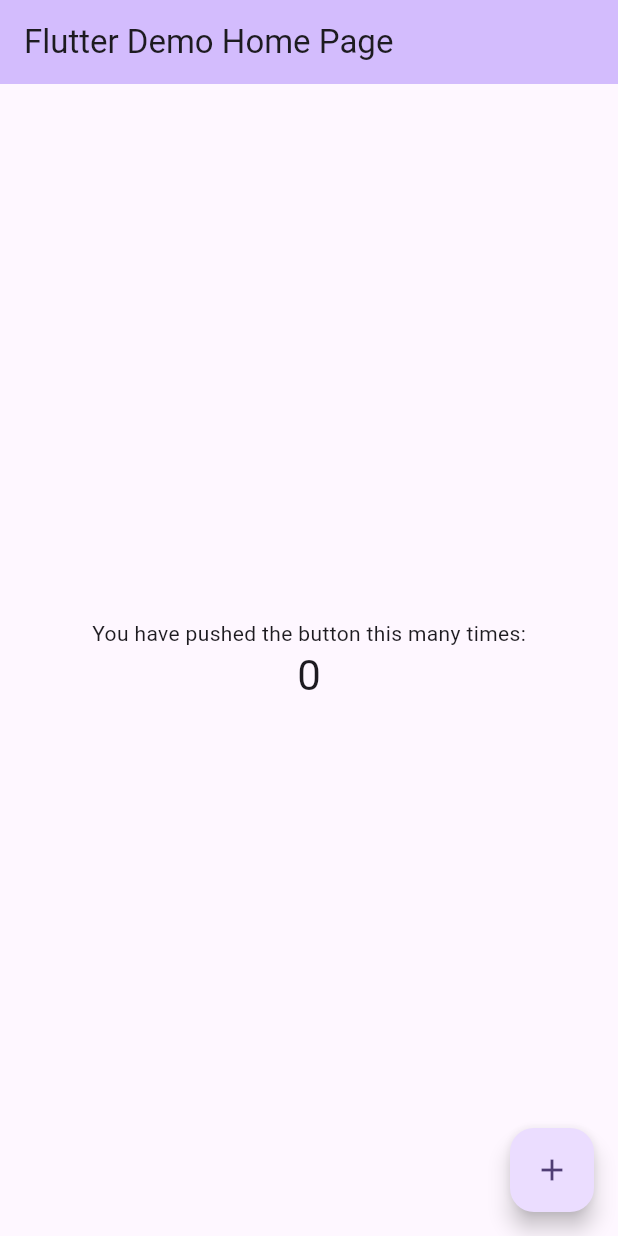
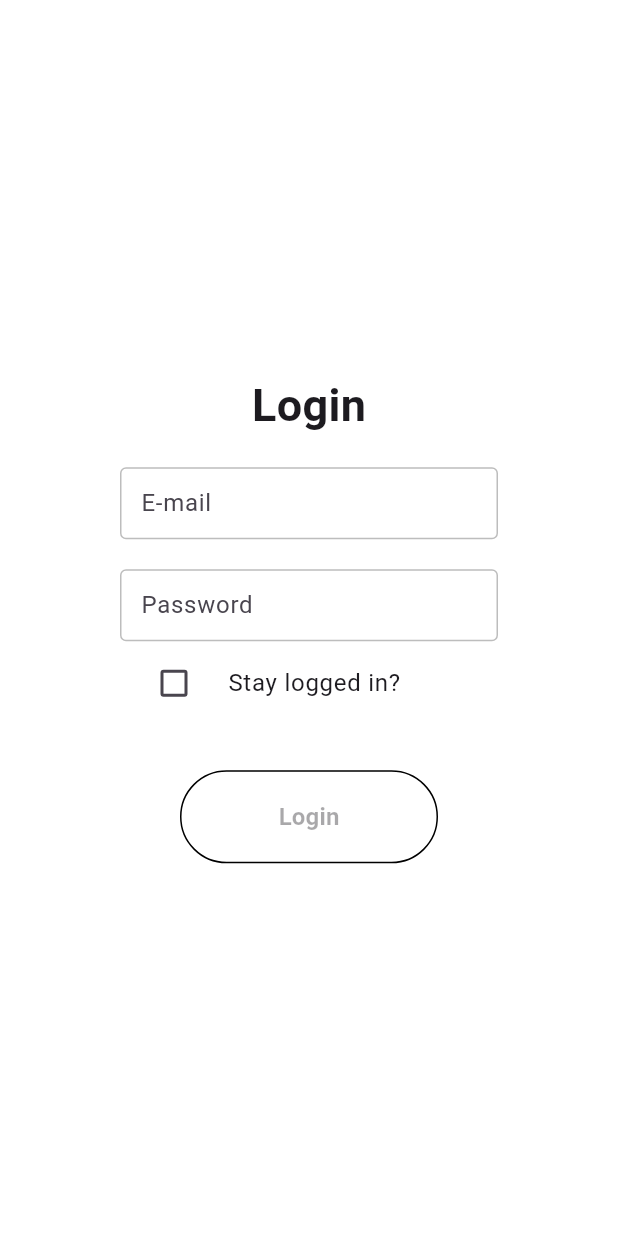
Before and after one commit to InventoryAssistant/inventory_assistant, a Flutter app: the screen it shows after launch, on a phone screen of 412 x 824 dp. Run offline on Flutter 3.47's test engine with Material 3 defaults, Android fonts, the phone set to English and light mode, and no system bars; our stand-ins replace flutter_secure_storage.

Commit message:
Login with API and responsive design

```diff
--- /dev/null
+++ b/lib/login_screen.dart
@@ -0,0 +1,305 @@
+import 'dart:async';
+
+import 'package:flutter/foundation.dart';
+import 'package:flutter/material.dart';
+import 'dart:convert';
+import 'package:inventory_assistant/misc/api/api_lib.dart' as api;
+
+class LoginScreen extends StatefulWidget {
+  const LoginScreen({super.key});
+
+  @override
+  State<LoginScreen> createState() => _LoginScreenState();
+}
+
+class _LoginScreenState extends State<LoginScreen> {
+  final TextEditingController passwordController = TextEditingController();
+  final TextEditingController emailController = TextEditingController();
+  late Timer timer;
+  String errorMessage = "";
+  bool autologin = false;
+  bool loginFail = false;
+  bool passwordEntered = false;
+  bool emailEntered = false;
+  bool allPassed = false;
+
+  @override
+  void initState() {
+    super.initState();
+    // Check if the user should be logged in automatically
+    autoLoginCheck();
+  }
+
+  @override
+  Widget build(BuildContext context) {
+    return Scaffold(
+      resizeToAvoidBottomInset: false,
+      backgroundColor: Colors.white,
+      body: SafeArea(
+        child: SizedBox(
+          height: MediaQuery.of(context).size.height,
+          width: double.infinity,
+          child: Column(
+            mainAxisAlignment: MainAxisAlignment.spaceBetween,
+            children: [
+              const Spacer(),
+              Column(
+                children: [
+                  const Column(
+                    mainAxisAlignment: MainAxisAlignment.spaceEvenly,
+                    children: [
+                      Text(
+                        "Login",
+                        style: TextStyle(
+                          fontSize: 30,
+                          fontWeight: FontWeight.bold,
+                        ),
+                      ),
+                      SizedBox(
+                        height: 20,
+                      ),
+                    ],
+                  ),
+                  Padding(
+                    padding: const EdgeInsets.symmetric(horizontal: 40),
+                    child: Column(
+                      children: [
+                        Column(
+                          crossAxisAlignment: CrossAxisAlignment.start,
+                          children: [
+                            OrientationBuilder(
+                              builder: (context, orientation) {
+                                return MediaQuery.of(context).size.width < 600
+                                    ? verticalDesign()
+                                    : horizontalDesign();
+                              },
+                            )
+                          ],
+                        ),
+                      ],
+                    ),
+                  ),
+                ],
+              ),
+              const Spacer(),
+            ],
+          ),
+        ),
+      ),
+    );
+  }
+
+  Widget verticalDesign() {
+    return Padding(
+      padding: const EdgeInsets.symmetric(horizontal: 40),
+      child: Column(
+        children: loginUI(),
+      ),
+    );
+  }
+
+  Widget horizontalDesign() {
+    return Row(
+      children: [
+        const Spacer(),
+        Flexible(
+          child: Column(
+            children: loginUI(),
+          ),
+        ),
+        const Spacer(),
+      ],
+    );
+  }
+
+  List<Widget> loginUI() {
+    return [
+      TextField(
+          controller: emailController,
+          decoration: InputDecoration(
+            hintText: "E-mail",
+            errorText: loginFail ? errorMessage : null,
+            contentPadding:
+                const EdgeInsets.symmetric(vertical: 0, horizontal: 10),
+            enabledBorder: OutlineInputBorder(
+              borderSide: BorderSide(
+                color: Colors.grey[400]!,
+              ),
+            ),
+            border: OutlineInputBorder(
+              borderSide: BorderSide(color: Colors.grey[400]!),
+            ),
+          ),
+          onChanged: (value) {
+            setState(() {
+              emailEntered = value.isNotEmpty ? true : false;
+            });
+            checkIfAllGood();
+          }),
+      const SizedBox(
+        height: 20,
+      ),
+      TextField(
+          controller: passwordController,
+          obscureText: true,
+          decoration: InputDecoration(
+            hintText: "Password",
+            errorText: loginFail ? 'Login information is invalid' : null,
+            contentPadding:
+                const EdgeInsets.symmetric(vertical: 0, horizontal: 10),
+            enabledBorder: OutlineInputBorder(
+              borderSide: BorderSide(
+                color: Colors.grey[400]!,
+              ),
+            ),
+            border: OutlineInputBorder(
+              borderSide: BorderSide(color: Colors.grey[400]!),
+            ),
+          ),
+          onChanged: (value) {
+            setState(() {
+              passwordEntered = value.isNotEmpty ? true : false;
+            });
+            checkIfAllGood();
+          }),
+      CheckboxListTile(
+        title: const Text("Stay logged in?"),
+        value: autologin,
+        onChanged: (value) {
+          setState(() {
+            autologin = value!;
+          });
+        },
+        controlAffinity: ListTileControlAffinity.leading,
+      ),
+      const SizedBox(
+        height: 30,
+      ),
+      Padding(
+        padding: const EdgeInsets.symmetric(horizontal: 40),
+        child: Container(
+          decoration: BoxDecoration(
+            borderRadius: BorderRadius.circular(40),
+            border: const Border(
+              bottom: BorderSide(color: Colors.black),
+              top: BorderSide(color: Colors.black),
+              right: BorderSide(color: Colors.black),
+              left: BorderSide(color: Colors.black),
+            ),
+          ),
+          child: MaterialButton(
+            minWidth: double.infinity,
+            height: 60,
+            onPressed: allPassed
+                ? () async {
+                    _login(
+                      emailController.text,
+                      passwordController.text,
+                    );
+                  }
+                : null,
+            color: Colors.redAccent,
+            shape: RoundedRectangleBorder(
+              borderRadius: BorderRadius.circular(40),
+            ),
+            child: const Text(
+              "Login",
+              style: TextStyle(
+                fontWeight: FontWeight.w600,
+                fontSize: 16,
+              ),
+            ),
+          ),
+        ),
+      ),
+    ];
+  }
+
+  _login(email, password) {
+    // Uses the API library to login
+    api.login(email, password).then((response) {
+      Map<String, dynamic> parsed = jsonDecode(response.body);
+
+      if (kDebugMode) {
+        debugPrint(response.body);
+      }
+
+      // If the response contains an access token, the login was successful
+      if (parsed['access_token'] != null) {
+        loginFail = false;
+
+        if (kDebugMode) {
+          debugPrint("true");
+        }
+        // Uses API library to store token
+        api.storeToken(parsed['access_token']);
+
+        // Uses the API library to store the login info if the user wants to automatically login
+        if (autologin) {
+          api.storeLoginInfo(email, password);
+        }
+
+        // unfocus the textfield
+        FocusScope.of(context).unfocus();
+
+        // Navigate to the home screen
+        Navigator.pushNamed(context, '/home');
+      } else {
+        // Clear password, fail login and display error message
+        passwordController.clear();
+        loginFail = true;
+        errorMessage = parsed['message'];
+
+        // unfocus the textfield
+        FocusScope.of(context).unfocus();
+      }
+    }).onError((error, stackTrace) {
+      // Clear password, fail login and display error message
+      passwordController.clear();
+      loginFail = true;
+      errorMessage = "Login information is invalid";
+
+      // unfocus the textfield
+      FocusScope.of(context).unfocus();
+    });
+  }
+
+  void autoLoginCounter() {
+    // Every hour check if logged in and then refresh bearer token
+    Timer.periodic(const Duration(seconds: 3600), (timer) async {
+      setState(() {
+        autoLoginCheck();
+      });
+    });
+  }
+
+  autoLoginCheck() async {
+    // Check if the users data is stored and if so, log them in
+    if (await api.isLoggedIn(autoLogin: true)) {
+      // Logs the user in
+      if (await api.autoLogin()) {
+        if (mounted) {
+          // Start the auto login refresh token timer
+          autoLoginCounter();
+          // Navigate to the home screen
+          Navigator.pushNamed(context, '/home');
+        }
+      }
+    }
+  }
+
+  checkIfAllGood() {
+    if (passwordEntered && emailEntered) {
+      setState(() {
+        allPassed = true;
+      });
+    } else {
+      setState(() {
+        allPassed = false;
+      });
+    }
+    if (kDebugMode) {
+      debugPrint(allPassed.toString());
+    }
+  }
+}
--- a/lib/main.dart
+++ b/lib/main.dart
@@ -1,4 +1,5 @@
 import 'package:flutter/material.dart';
+import 'package:inventory_assistant/login_screen.dart';
 
 void main() {
   runApp(const MyApp());
@@ -7,119 +8,15 @@
 class MyApp extends StatelessWidget {
   const MyApp({super.key});
 
-  // This widget is the root of your application.
   @override
   Widget build(BuildContext context) {
     return MaterialApp(
-      title: 'Flutter Demo',
+      title: 'Inventory Assistant',
       theme: ThemeData(
-        // This is the theme of your application.
-        //
-        // TRY THIS: Try running your application with "flutter run". You'll see
-        // the application has a purple toolbar. Then, without quitting the app,
-        // try changing the seedColor in the colorScheme below to Colors.green
-        // and then invoke "hot reload" (save your changes or press the "hot
-        // reload" button in a Flutter-supported IDE, or press "r" if you used
-        // the command line to start the app).
-        //
-        // Notice that the counter didn't reset back to zero; the application
-        // state is not lost during the reload. To reset the state, use hot
-        // restart instead.
-        //
-        // This works for code too, not just values: Most code changes can be
-        // tested with just a hot reload.
         colorScheme: ColorScheme.fromSeed(seedColor: Colors.deepPurple),
         useMaterial3: true,
       ),
-      home: const MyHomePage(title: 'Flutter Demo Home Page'),
+      home: const LoginScreen(),
     );
   }
 }
-
-class MyHomePage extends StatefulWidget {
-  const MyHomePage({super.key, required this.title});
-
-  // This widget is the home page of your application. It is stateful, meaning
-  // that it has a State object (defined below) that contains fields that affect
-  // how it looks.
-
-  // This class is the configuration for the state. It holds the values (in this
-  // case the title) provided by the parent (in this case the App widget) and
-  // used by the build method of the State. Fields in a Widget subclass are
-  // always marked "final".
-
-  final String title;
-
-  @override
-  State<MyHomePage> createState() => _MyHomePageState();
-}
-
-class _MyHomePageState extends State<MyHomePage> {
-  int _counter = 0;
-
-  void _incrementCounter() {
-    setState(() {
-      // This call to setState tells the Flutter framework that something has
-      // changed in this State, which causes it to rerun the build method below
-      // so that the display can reflect the updated values. If we changed
-      // _counter without calling setState(), then the build method would not be
-      // called again, and so nothing would appear to happen.
-      _counter++;
-    });
-  }
-
-  @override
-  Widget build(BuildContext context) {
-    // This method is rerun every time setState is called, for instance as done
-    // by the _incrementCounter method above.
-    //
-    // The Flutter framework has been optimized to make rerunning build methods
-    // fast, so that you can just rebuild anything that needs updating rather
-    // than having to individually change instances of widgets.
-    return Scaffold(
-      appBar: AppBar(
-        // TRY THIS: Try changing the color here to a specific color (to
-        // Colors.amber, perhaps?) and trigger a hot reload to see the AppBar
-        // change color while the other colors stay the same.
-        backgroundColor: Theme.of(context).colorScheme.inversePrimary,
-        // Here we take the value from the MyHomePage object that was created by
-        // the App.build method, and use it to set our appbar title.
-        title: Text(widget.title),
-      ),
-      body: Center(
-        // Center is a layout widget. It takes a single child and positions it
-        // in the middle of the parent.
-        child: Column(
-          // Column is also a layout widget. It takes a list of children and
-          // arranges them vertically. By default, it sizes itself to fit its
-          // children horizontally, and tries to be as tall as its parent.
-          //
-          // Column has various properties to control how it sizes itself and
-          // how it positions its children. Here we use mainAxisAlignment to
-          // center the children vertically; the main axis here is the vertical
-          // axis because Columns are vertical (the cross axis would be
-          // horizontal).
-          //
-          // TRY THIS: Invoke "debug painting" (choose the "Toggle Debug Paint"
-          // action in the IDE, or press "p" in the console), to see the
-          // wireframe for each widget.
-          mainAxisAlignment: MainAxisAlignment.center,
-          children: <Widget>[
-            const Text(
-              'You have pushed the button this many times:',
-            ),
-            Text(
-              '$_counter',
-              style: Theme.of(context).textTheme.headlineMedium,
-            ),
-          ],
-        ),
-      ),
-      floatingActionButton: FloatingActionButton(
-        onPressed: _incrementCounter,
-        tooltip: 'Increment',
-        child: const Icon(Icons.add),
-      ), // This trailing comma makes auto-formatting nicer for build methods.
-    );
-  }
-}
--- /dev/null
+++ b/lib/misc/api/api_lib.dart
@@ -0,0 +1,5 @@
+
+library api;
+
+export 'api_url.dart';
+export 'api_logon.dart';
--- a/pubspec.yaml
+++ b/pubspec.yaml
@@ -35,6 +35,9 @@ dependencies:
   # The following adds the Cupertino Icons font to your application.
   # Use with the CupertinoIcons class for iOS style icons.
   cupertino_icons: ^1.0.6
+  flutter_login: ^5.0.0
+  flutter_secure_storage: ^9.0.0
+  http: ^1.2.1
 
 dev_dependencies:
   flutter_test:
```
Also changed, not shown: lib/misc/api/api_logon.dart (added, +126 -0 lines), lib/misc/api/api_url.dart (added, +13 -0 lines), pubspec.lock, 6 other files.
